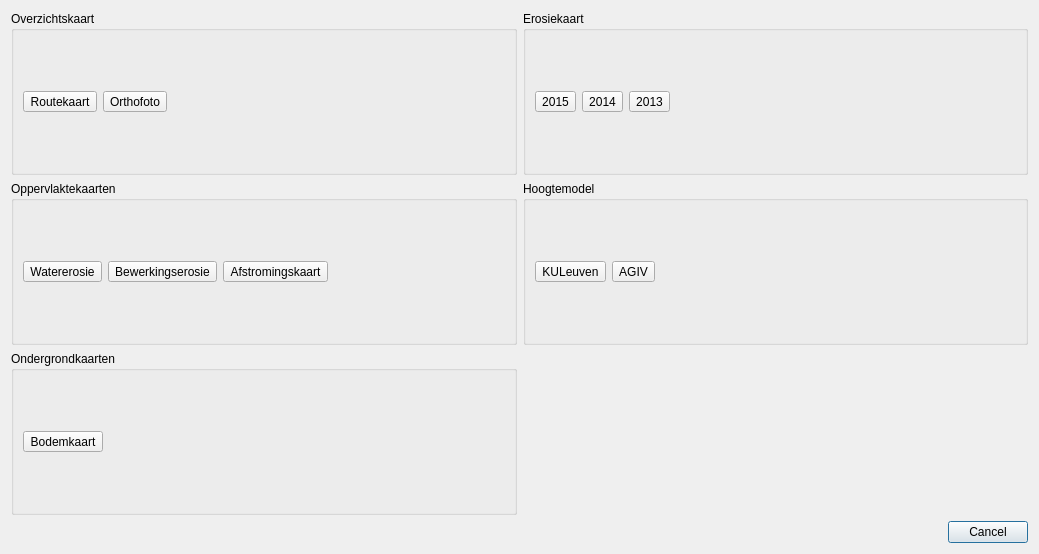
Before: the Qt Designer form ui_mapswitchdialog.ui in DOV-Vlaanderen/erosiebezwaren, drawn with Qt 5.
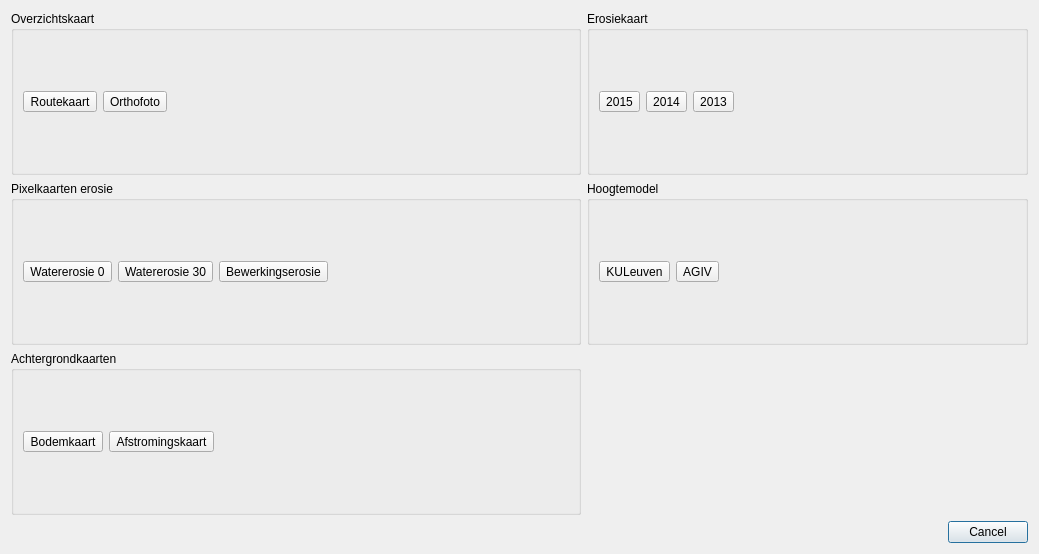
After: the same form once the commit is applied. Icons and pictures are not drawn.

Commit message: Watererosie 0 pixelkaart toegevoegd.

```diff
--- a/ui_mapswitchdialog.ui
+++ b/ui_mapswitchdialog.ui
@@ -237,7 +237,7 @@
      <item row="1" column="0">
       <widget class="QGroupBox" name="groupBox_3">
        <property name="title">
-        <string>Oppervlaktekaarten</string>
+        <string>Pixelkaarten erosie</string>
        </property>
        <property name="flat">
         <bool>true</bool>
@@ -246,7 +246,27 @@
         <item>
          <widget class="QToolButton" name="btn_watererosie">
           <property name="text">
-           <string>Watererosie</string>
+           <string>Watererosie 0</string>
+          </property>
+          <property name="icon">
+           <iconset resource="resources.qrc">
+            <normaloff>:/icons/icons/map.png</normaloff>:/icons/icons/map.png</iconset>
+          </property>
+          <property name="iconSize">
+           <size>
+            <width>64</width>
+            <height>64</height>
+           </size>
+          </property>
+          <property name="toolButtonStyle">
+           <enum>Qt::ToolButtonTextUnderIcon</enum>
+          </property>
+         </widget>
+        </item>
+        <item>
+         <widget class="QToolButton" name="btn_watererosie_30">
+          <property name="text">
+           <string>Watererosie 30</string>
           </property>
           <property name="icon">
            <iconset resource="resources.qrc">
@@ -283,26 +303,6 @@
           </property>
          </widget>
         </item>
-        <item>
-         <widget class="QToolButton" name="btn_afstromingskaart">
-          <property name="text">
-           <string>Afstromingskaart</string>
-          </property>
-          <property name="icon">
-           <iconset resource="resources.qrc">
-            <normaloff>:/icons/icons/map.png</normaloff>:/icons/icons/map.png</iconset>
-          </property>
-          <property name="iconSize">
-           <size>
-            <width>64</width>
-            <height>64</height>
-           </size>
-          </property>
-          <property name="toolButtonStyle">
-           <enum>Qt::ToolButtonTextUnderIcon</enum>
-          </property>
-         </widget>
-        </item>
         <item>
          <spacer name="horizontalSpacer_2">
           <property name="orientation">
@@ -322,7 +322,7 @@
      <item row="2" column="0">
       <widget class="QGroupBox" name="groupBox_5">
        <property name="title">
-        <string>Ondergrondkaarten</string>
+        <string>Achtergrondkaarten</string>
        </property>
        <property name="flat">
         <bool>true</bool>
@@ -348,6 +348,26 @@
           </property>
          </widget>
         </item>
+        <item>
+         <widget class="QToolButton" name="btn_afstromingskaart">
+          <property name="text">
+           <string>Afstromingskaart</string>
+          </property>
+          <property name="icon">
+           <iconset resource="resources.qrc">
+            <normaloff>:/icons/icons/map.png</normaloff>:/icons/icons/map.png</iconset>
+          </property>
+          <property name="iconSize">
+           <size>
+            <width>64</width>
+            <height>64</height>
+           </size>
+          </property>
+          <property name="toolButtonStyle">
+           <enum>Qt::ToolButtonTextUnderIcon</enum>
+          </property>
+         </widget>
+        </item>
         <item>
          <spacer name="horizontalSpacer_5">
           <property name="orientation">
```
Left out of the diff: 2 changed lines with no effect on the pictures. The commit also changes 1 other file.
